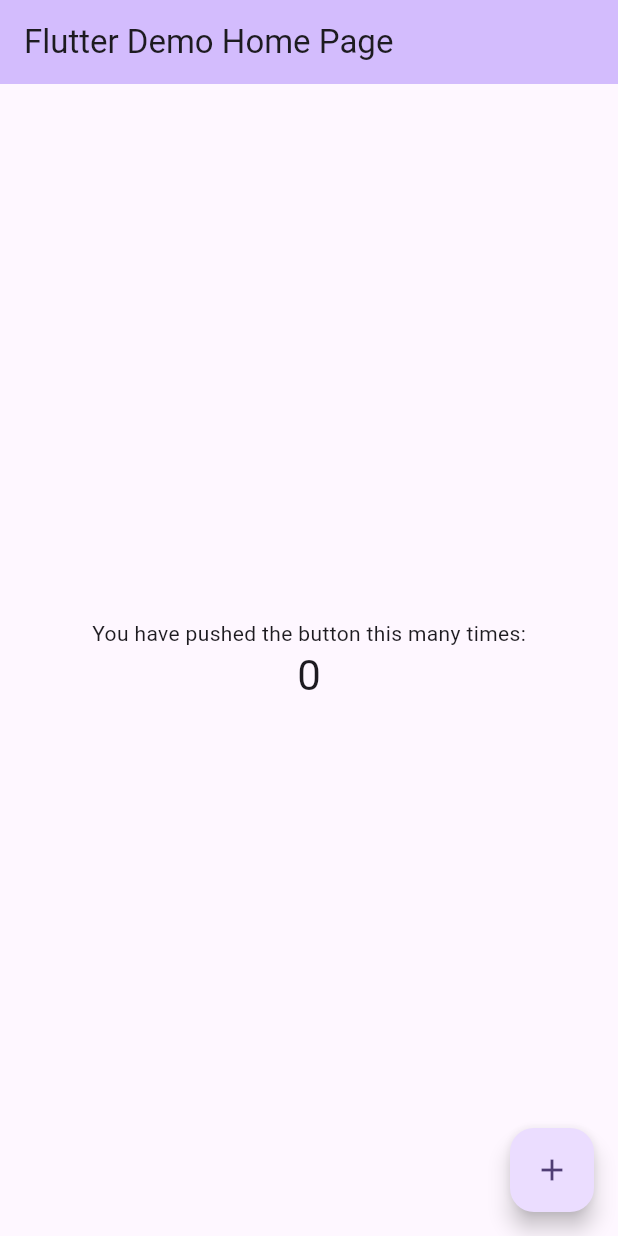
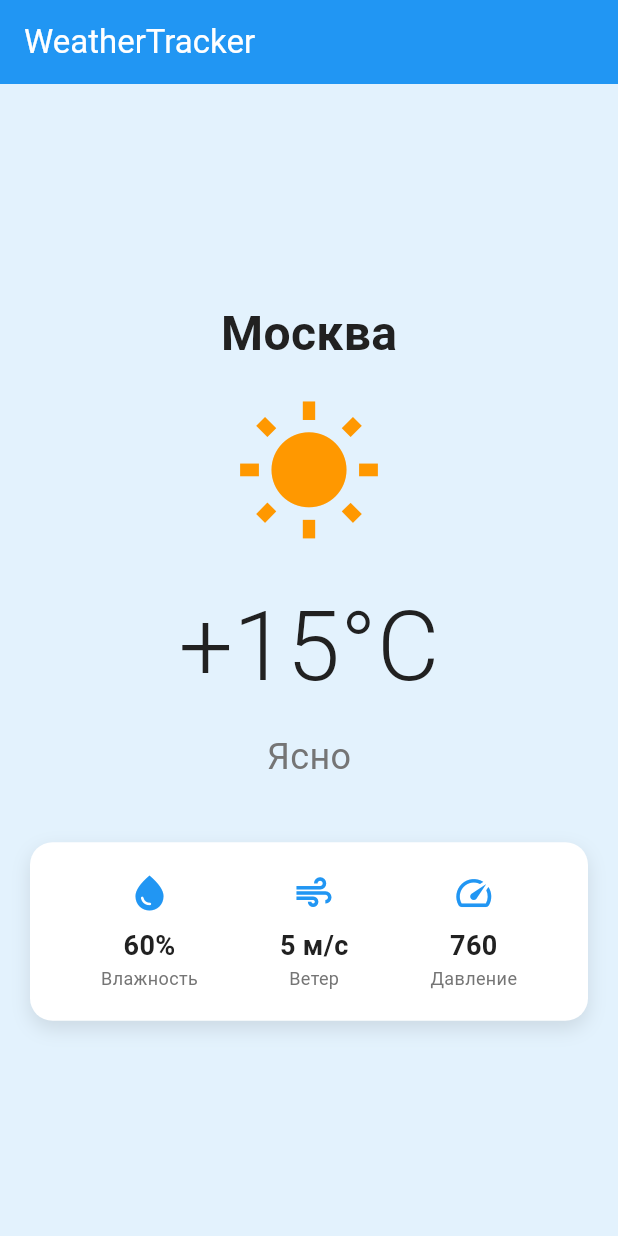
Before and after one commit to KharlanPa/weather-tracker-app, a Flutter app: the screen it shows after launch, on a phone screen of 412 x 824 dp. Run offline on Flutter 3.47's test engine with Material 3 defaults, Android fonts, the phone set to English and light mode, and no system bars.

Commit message:
ЛР4: Вёрстка экранов (HomeScreen, FavoritesScreen)

```diff
--- a/lib/main.dart
+++ b/lib/main.dart
@@ -1,122 +1,23 @@
 import 'package:flutter/material.dart';
+import 'screens/home_screen.dart';
 
 void main() {
-  runApp(const MyApp());
+  runApp(const MainApp());
 }
 
-class MyApp extends StatelessWidget {
-  const MyApp({super.key});
+class MainApp extends StatelessWidget {
+  const MainApp({super.key});
 
-  // This widget is the root of your application.
   @override
   Widget build(BuildContext context) {
     return MaterialApp(
-      title: 'Flutter Demo',
+      title: 'WeatherTracker',
+      debugShowCheckedModeBanner: false,
       theme: ThemeData(
-        // This is the theme of your application.
-        //
-        // TRY THIS: Try running your application with "flutter run". You'll see
-        // the application has a purple toolbar. Then, without quitting the app,
-        // try changing the seedColor in the colorScheme below to Colors.green
-        // and then invoke "hot reload" (save your changes or press the "hot
-        // reload" button in a Flutter-supported IDE, or press "r" if you used
-        // the command line to start the app).
-        //
-        // Notice that the counter didn't reset back to zero; the application
-        // state is not lost during the reload. To reset the state, use hot
-        // restart instead.
-        //
-        // This works for code too, not just values: Most code changes can be
-        // tested with just a hot reload.
-        colorScheme: .fromSeed(seedColor: Colors.deepPurple),
+        colorScheme: ColorScheme.fromSeed(seedColor: const Color(0xFF2196F3)),
+        useMaterial3: true,
       ),
-      home: const MyHomePage(title: 'Flutter Demo Home Page'),
+      home: const HomeScreen(),
     );
   }
 }
-
-class MyHomePage extends StatefulWidget {
-  const MyHomePage({super.key, required this.title});
-
-  // This widget is the home page of your application. It is stateful, meaning
-  // that it has a State object (defined below) that contains fields that affect
-  // how it looks.
-
-  // This class is the configuration for the state. It holds the values (in this
-  // case the title) provided by the parent (in this case the App widget) and
-  // used by the build method of the State. Fields in a Widget subclass are
-  // always marked "final".
-
-  final String title;
-
-  @override
-  State<MyHomePage> createState() => _MyHomePageState();
-}
-
-class _MyHomePageState extends State<MyHomePage> {
-  int _counter = 0;
-
-  void _incrementCounter() {
-    setState(() {
-      // This call to setState tells the Flutter framework that something has
-      // changed in this State, which causes it to rerun the build method below
-      // so that the display can reflect the updated values. If we changed
-      // _counter without calling setState(), then the build method would not be
-      // called again, and so nothing would appear to happen.
-      _counter++;
-    });
-  }
-
-  @override
-  Widget build(BuildContext context) {
-    // This method is rerun every time setState is called, for instance as done
-    // by the _incrementCounter method above.
-    //
-    // The Flutter framework has been optimized to make rerunning build methods
-    // fast, so that you can just rebuild anything that needs updating rather
-    // than having to individually change instances of widgets.
-    return Scaffold(
-      appBar: AppBar(
-        // TRY THIS: Try changing the color here to a specific color (to
-        // Colors.amber, perhaps?) and trigger a hot reload to see the AppBar
-        // change color while the other colors stay the same.
-        backgroundColor: Theme.of(context).colorScheme.inversePrimary,
-        // Here we take the value from the MyHomePage object that was created by
-        // the App.build method, and use it to set our appbar title.
-        title: Text(widget.title),
-      ),
-      body: Center(
-        // Center is a layout widget. It takes a single child and positions it
-        // in the middle of the parent.
-        child: Column(
-          // Column is also a layout widget. It takes a list of children and
-          // arranges them vertically. By default, it sizes itself to fit its
-          // children horizontally, and tries to be as tall as its parent.
-          //
-          // Column has various properties to control how it sizes itself and
-          // how it positions its children. Here we use mainAxisAlignment to
-          // center the children vertically; the main axis here is the vertical
-          // axis because Columns are vertical (the cross axis would be
-          // horizontal).
-          //
-          // TRY THIS: Invoke "debug painting" (choose the "Toggle Debug Paint"
-          // action in the IDE, or press "p" in the console), to see the
-          // wireframe for each widget.
-          mainAxisAlignment: .center,
-          children: [
-            const Text('You have pushed the button this many times:'),
-            Text(
-              '$_counter',
-              style: Theme.of(context).textTheme.headlineMedium,
-            ),
-          ],
-        ),
-      ),
-      floatingActionButton: FloatingActionButton(
-        onPressed: _incrementCounter,
-        tooltip: 'Increment',
-        child: const Icon(Icons.add),
-      ),
-    );
-  }
-}
--- /dev/null
+++ b/lib/screens/home_screen.dart
@@ -0,0 +1,114 @@
+import 'package:flutter/material.dart';
+
+class HomeScreen extends StatelessWidget {
+  const HomeScreen({super.key});
+
+  @override
+  Widget build(BuildContext context) {
+    return Scaffold(
+      backgroundColor: const Color(0xFFE3F2FD),
+      appBar: AppBar(
+        title: const Text('WeatherTracker'),
+        backgroundColor: const Color(0xFF2196F3),
+        foregroundColor: Colors.white,
+      ),
+      body: Center(
+        child: Padding(
+          padding: const EdgeInsets.all(20.0),
+          child: Column(
+            mainAxisAlignment: MainAxisAlignment.center,
+            children: [
+              // Название города
+              const Text(
+                'Москва',
+                style: TextStyle(
+                  fontSize: 32,
+                  fontWeight: FontWeight.bold,
+                  color: Color(0xFF212121),
+                ),
+              ),
+              const SizedBox(height: 20),
+
+              // Иконка погоды
+              const Icon(
+                Icons.wb_sunny,
+                size: 100,
+                color: Color(0xFFFF9800),
+              ),
+              const SizedBox(height: 20),
+
+              // Температура
+              const Text(
+                '+15°C',
+                style: TextStyle(
+                  fontSize: 64,
+                  fontWeight: FontWeight.w300,
+                  color: Color(0xFF212121),
+                ),
+              ),
+              const SizedBox(height: 10),
+
+              // Описание погоды
+              const Text(
+                'Ясно',
+                style: TextStyle(
+                  fontSize: 24,
+                  color: Color(0xFF757575),
+                ),
+              ),
+              const SizedBox(height: 40),
+
+              // Дополнительная информация
+              Container(
+                padding: const EdgeInsets.all(20),
+                decoration: BoxDecoration(
+                  color: Colors.white,
+                  borderRadius: BorderRadius.circular(15),
+                  boxShadow: [
+                    BoxShadow(
+                      color: Colors.black.withOpacity(0.1),
+                      blurRadius: 10,
+                      offset: const Offset(0, 5),
+                    ),
+                  ],
+                ),
+                child: Row(
+                  mainAxisAlignment: MainAxisAlignment.spaceAround,
+                  children: [
+                    _buildInfoItem(Icons.water_drop, '60%', 'Влажность'),
+                    _buildInfoItem(Icons.air, '5 м/с', 'Ветер'),
+                    _buildInfoItem(Icons.speed, '760', 'Давление'),
+                  ],
+                ),
+              ),
+            ],
+          ),
+        ),
+      ),
+    );
+  }
+
+  Widget _buildInfoItem(IconData icon, String value, String label) {
+    return Column(
+      children: [
+        Icon(icon, color: const Color(0xFF2196F3), size: 28),
+        const SizedBox(height: 8),
+        Text(
+          value,
+          style: const TextStyle(
+            fontSize: 18,
+            fontWeight: FontWeight.bold,
+            color: Color(0xFF212121),
+          ),
+        ),
+        Text(
+          label,
+          style: const TextStyle(
+            fontSize: 12,
+            color: Color(0xFF757575),
+          ),
+        ),
+      ],
+    );
+  }
+}
```
Also changed, not shown: lib/screens/favorites_screen.dart (added, +100 -0 lines).
